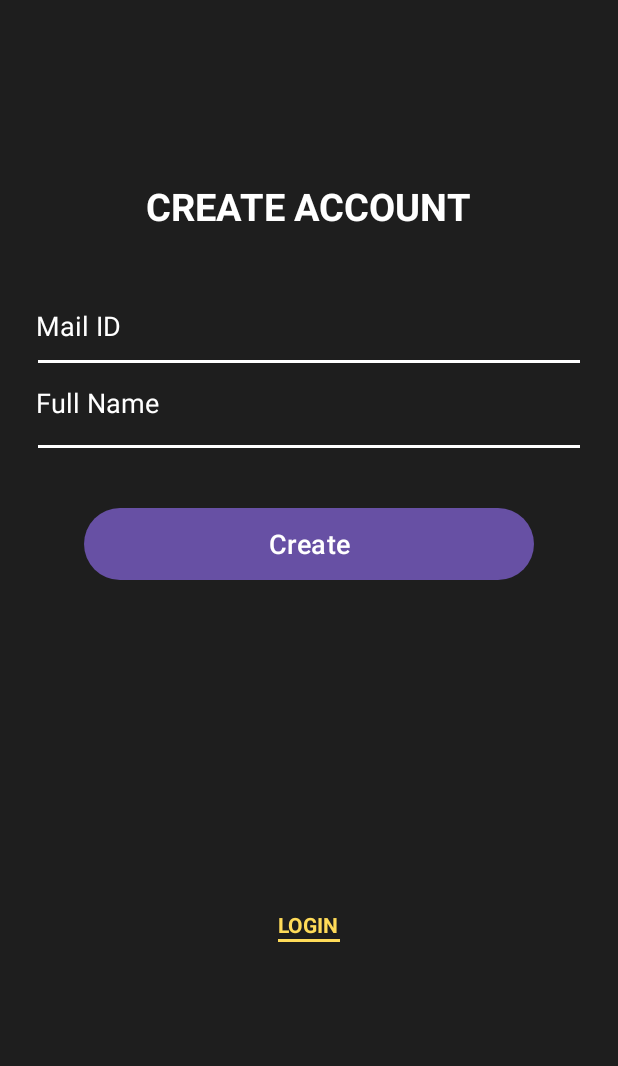
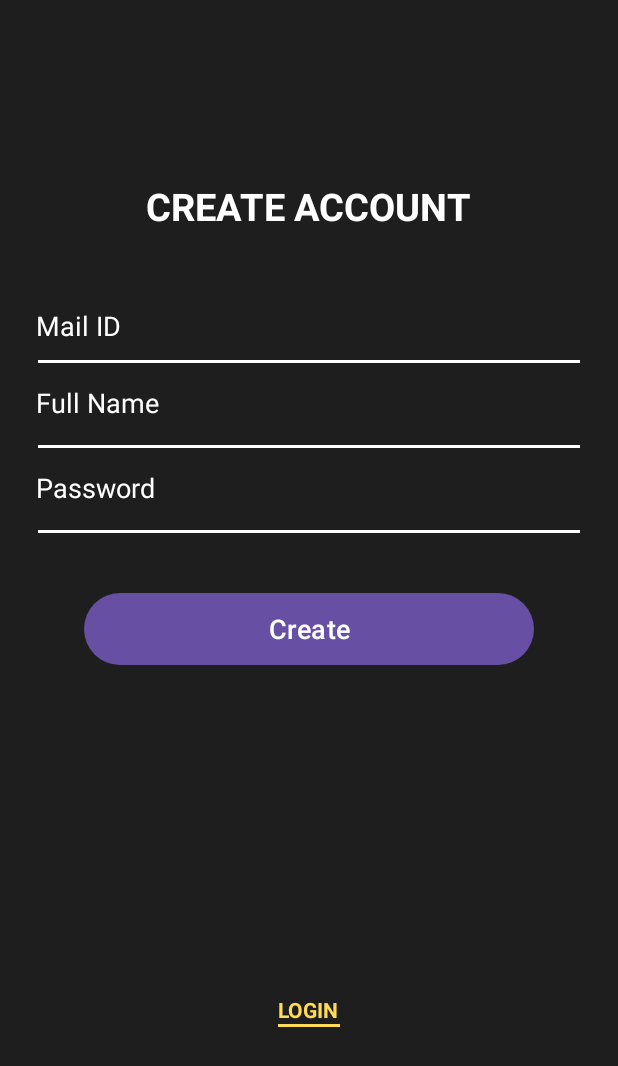
Before and after one commit to Cybertron-Ant/Login_Signup_Page, an Android app: the layout create_account.xml on its own in the app's theme, with its tools: preview values and no code run, on a phone screen of 412 x 824 dp. Shown: the top 1066 px of the screen. Run offline under Robolectric (Android 15) with nearby library versions, the phone set to English and light mode, and no system bars.

Commit message:
added password input field and white underline

```diff
--- a/app/src/main/res/layout/create_account.xml
+++ b/app/src/main/res/layout/create_account.xml
@@ -70,6 +70,32 @@
         android:layout_below="@id/Passwordet"/> <!-- White underline -->
 
 
+    <EditText
+        android:id="@+id/Password3et"
+        android:layout_width="match_parent"
+        android:layout_height="wrap_content"
+        android:layout_marginTop="4dp"
+        android:hint="@string/password3"
+        android:textColor="#FFFFFF"
+        android:textColorHint="#FFFFFF"
+        android:backgroundTint="#1E1E1E"
+        android:layout_marginBottom="5dp"
+        android:layout_marginLeft="20dp"
+        android:layout_marginRight="20dp"
+        android:layout_below="@id/passwordUnderlinev"/> <!-- end Password -->
+
+
+    <View
+        android:id="@+id/passwordUnderline3v"
+        android:layout_width="match_parent"
+        android:layout_height="2dp"
+        android:background="#FFFFFF"
+        android:layout_marginLeft="25dp"
+        android:layout_marginRight="25dp"
+        android:layout_alignBottom="@id/Password3et"
+        android:layout_below="@id/Password3et"/> <!-- end underline -->
+
+
     <Button
         android:id="@+id/loginButton"
         android:layout_width="300dp"
--- a/app/src/main/res/values/strings.xml
+++ b/app/src/main/res/values/strings.xml
@@ -7,4 +7,5 @@
     <string name="forgot_password">Forgot Password?</string>
     <string name="login">Login</string>
     <string name="create_account">CREATE ACCOUNT</string>
+    <string name="password3">Password</string>
 </resources>
```
